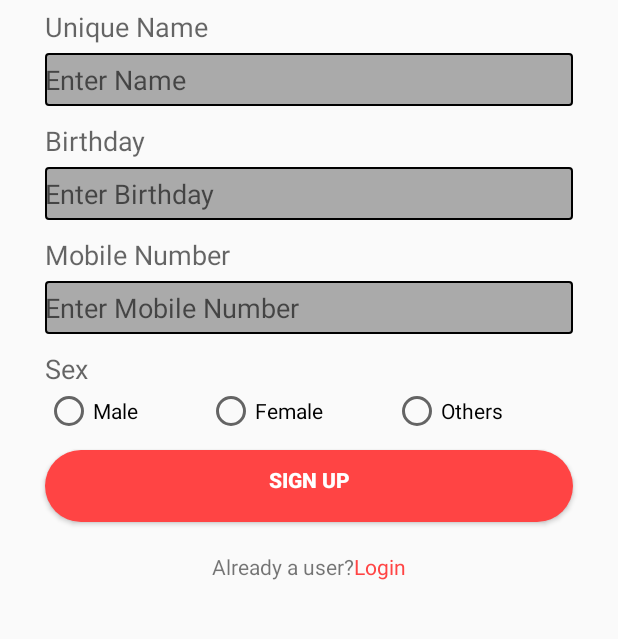
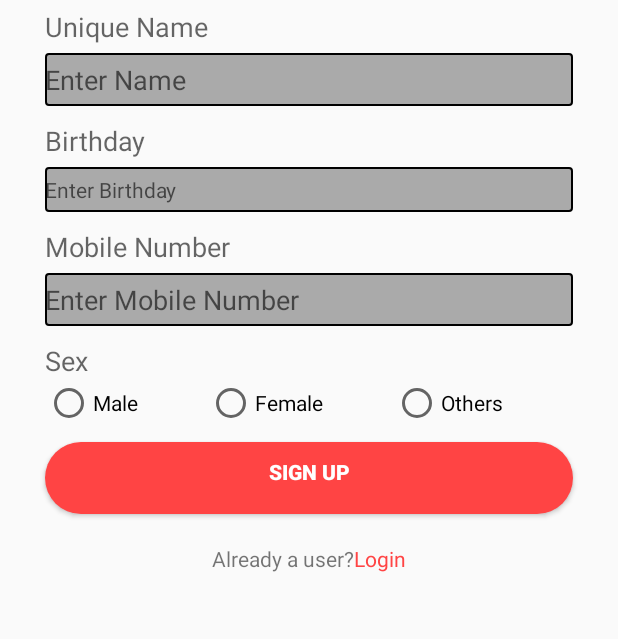
Before and after one commit to MdZaeed/miya_bhai_android, an Android app: the layout activity_sign_up.xml on its own in the app's theme, with its tools: preview values and no code run, on a phone screen of 412 x 824 dp, the part 165-804 px from its top. Run offline under Robolectric (Android 15) with nearby library versions, the phone set to English and light mode, and no system bars.

Commit message:
Sign Up UI completed

```diff
--- a/app/src/main/AndroidManifest.xml
+++ b/app/src/main/AndroidManifest.xml
@@ -10,7 +10,7 @@
         android:label="@string/app_name"
         android:supportsRtl="true"
         android:theme="@style/AppTheme">
-        <activity android:name=".activities.CategoryViewActivity">
+        <activity android:name=".activities.SignUpActivity">
             <intent-filter>
                 <action android:name="android.intent.action.MAIN" />
 
--- a/app/src/main/java/rad/iit/com/baya/activities/LoginActivity.java
+++ b/app/src/main/java/rad/iit/com/baya/activities/LoginActivity.java
@@ -4,7 +4,6 @@ import android.app.ProgressDialog;
 import android.content.Context;
 import android.content.Intent;
 import android.content.SharedPreferences;
-import android.os.Bundle;
 import android.util.Log;
 import android.view.View;
 import android.widget.Button;
@@ -76,7 +75,7 @@ public class LoginActivity extends TemplateActivity implements View.OnClickListe
             case R.id.btn_login:
                 final User user = new User();
                 user.userName = userNameEditText.getText().toString();
-                user.password = passwordEditText.getText().toString();
+                user.mobileNumber = passwordEditText.getText().toString();
                 loginUser(user);
                 break;
 
--- a/app/src/main/res/layout/activity_login.xml
+++ b/app/src/main/res/layout/activity_login.xml
@@ -48,7 +48,7 @@
         style="@style/AccountPagEditTextStyles"
         android:layout_width="match_parent"
         android:layout_height="wrap_content"
-        android:hint="@string/password"
+        android:hint="@string/mobile"
         android:layout_marginBottom="50dp"
         android:inputType="textPassword" />
 
--- a/app/src/main/res/layout/activity_sign_up.xml
+++ b/app/src/main/res/layout/activity_sign_up.xml
@@ -25,6 +25,7 @@
         android:layout_width="match_parent"
         android:layout_height="wrap_content"
         android:text="@string/unique_name_label"
+        android:lines="1"
         style="@style/NormalTextViewStyles"
         android:id="@+id/tv_unique_name"
         />
@@ -32,6 +33,7 @@
         android:id="@+id/et_user_name"
         style="@style/AccountPagEditTextStyles"
         android:layout_width="match_parent"
+        android:singleLine="true"
         android:layout_height="wrap_content"
         android:hint="@string/username" />
     <TextView
@@ -41,14 +43,13 @@
         style="@style/NormalTextViewStyles"
         android:id="@+id/tv_bday"
         />
-    <EditText
+    <TextView
         android:id="@+id/et_bday"
         style="@style/AccountPagEditTextStyles"
         android:layout_width="match_parent"
         android:layout_height="wrap_content"
         android:hint="@string/bday"
-        android:inputType="textPassword" />
-
+        />
     <TextView
         android:layout_width="match_parent"
         android:layout_height="wrap_content"
@@ -57,12 +58,13 @@
         android:id="@+id/tv_mobile"
         />
     <EditText
-        android:id="@+id/et_password"
+        android:id="@+id/et_mobile"
         style="@style/AccountPagEditTextStyles"
         android:layout_width="match_parent"
         android:layout_height="wrap_content"
-        android:hint="@string/password"
-        android:inputType="textPassword" />
+        android:hint="@string/mobile"
+        android:maxLength="11"
+        android:inputType="number" />
     <TextView
         android:layout_width="match_parent"
         android:layout_height="wrap_content"
@@ -106,8 +108,6 @@
         android:text="@string/sign_up"
         android:textColor="@android:color/white"
         android:textStyle="bold" />
-
-
     <LinearLayout
         android:layout_width="wrap_content"
         android:layout_height="wrap_content"
--- a/app/src/main/res/values/strings.xml
+++ b/app/src/main/res/values/strings.xml
@@ -1,7 +1,7 @@
 <resources>
     <string name="app_name">Mamu</string>
     <string name="email">Email</string>
-    <string name="password">Enter Mobile Number</string>
+    <string name="mobile">Enter Mobile Number</string>
     <string name="login">Login</string>
     <string name="click_here"><u>Click Here</u></string>
     <string name="forgot_password">Forgot password?</string>
```
Also changed, not shown: app/src/main/java/rad/iit/com/baya/activities/SignUpActivity.java (+68 -38 lines), app/src/main/java/rad/iit/com/baya/datamodels/User.java (+9 -4 lines), app/src/main/java/rad/iit/com/baya/utils/CustomTime.java (added, +14 -0 lines).
